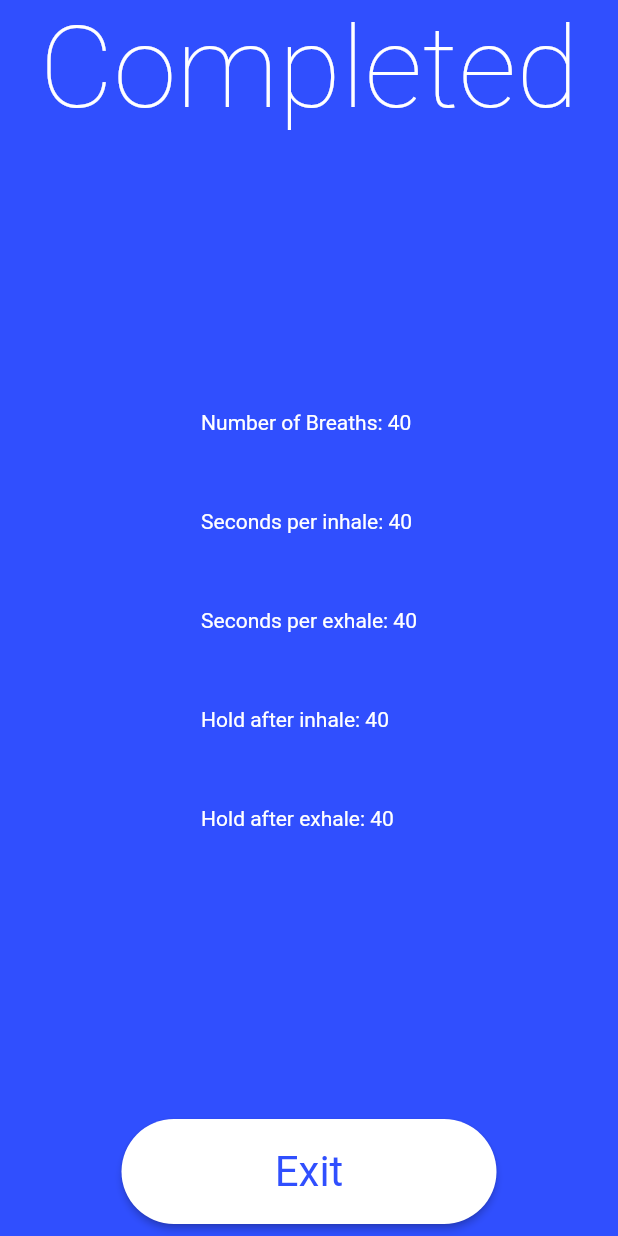
After one commit to Janzi14/breathing_trainer, a Flutter app: the CompletedRoute screen opened by its route, on a phone screen of 412 x 824 dp. The commit adds this screen. Run offline on Flutter 3.47's test engine with Material 2 defaults, Android fonts, the phone set to English and light mode, and no system bars.

Commit message:
implement completed route

```diff
--- a/lib/main.dart
+++ b/lib/main.dart
@@ -1,6 +1,6 @@
 import 'package:breathing_app/routes/breathing.dart';
+import 'package:breathing_app/routes/completed.dart';
 import 'package:breathing_app/routes/home.dart';
-import 'package:breathing_app/routes/stats.dart';
 import 'package:breathing_app/utils/theme.dart';
 import 'package:flutter/material.dart';
 
@@ -20,7 +20,7 @@ class MainApp extends StatelessWidget {
       routes: {
         '/': (context) => const HomeRoute(),
         '/breathing': (context) => const BreathingRoute(),
-        '/stats': (context) => const StatsRoute(),
+        '/completed': (context) => const CompletedRoute(),
       },
     );
   }
--- a/lib/routes/breathing.dart
+++ b/lib/routes/breathing.dart
@@ -35,7 +35,7 @@ class _BreathingRouteState extends State<BreathingRoute>
     );
     breathingData.isMounted = true;
     BreathingAnimation.runAnimation(
-        int.parse(breathingData.breathController.text));
+        int.parse(breathingData.breathController.text), context);
   }
 
   @override
@@ -82,7 +82,8 @@ class _BreathingRouteState extends State<BreathingRoute>
             Padding(
               padding: const EdgeInsets.all(8.0),
               child: ElevatedButton(
-                onPressed: () => Navigator.popAndPushNamed(context, '/'),
+                onPressed: () =>
+                    Navigator.popUntil(context, ModalRoute.withName('/')),
                 child: const Text('Exit'),
               ),
             ),
--- /dev/null
+++ b/lib/routes/completed.dart
@@ -0,0 +1,55 @@
+import 'package:breathing_app/data/breathing_data.dart';
+import 'package:flutter/material.dart';
+
+class CompletedRoute extends StatelessWidget {
+  const CompletedRoute({super.key});
+
+  @override
+  Widget build(BuildContext context) {
+    BreathingData breathingData = BreathingData();
+    return Scaffold(
+      body: SafeArea(
+        child: Column(
+          mainAxisAlignment: MainAxisAlignment.spaceBetween,
+          children: [
+            Center(
+              child: Text(
+                'Completed',
+                style: Theme.of(context).textTheme.titleSmall,
+              ),
+            ),
+            Wrap(
+              direction: Axis.vertical,
+              spacing: 50,
+              children: [
+                Text(
+                  'Number of Breaths: ${breathingData.breathController.text}',
+                ),
+                Text(
+                  'Seconds per inhale: ${breathingData.breathController.text}',
+                ),
+                Text(
+                  'Seconds per exhale: ${breathingData.breathController.text}',
+                ),
+                Text(
+                  'Hold after inhale: ${breathingData.breathController.text}',
+                ),
+                Text(
+                  'Hold after exhale: ${breathingData.breathController.text}',
+                ),
+              ],
+            ),
+            Padding(
+              padding: const EdgeInsets.all(8.0),
+              child: ElevatedButton(
+                onPressed: () =>
+                    Navigator.popUntil(context, ModalRoute.withName('/')),
+                child: const Text('Exit'),
+              ),
+            ),
+          ],
+        ),
+      ),
+    );
+  }
+}
--- a/lib/widgets/animation.dart
+++ b/lib/widgets/animation.dart
@@ -8,7 +8,7 @@ class BreathingAnimation {
   static late Animation<TextStyle> bigTextStyle; // Animated text style
 
   // Method to run the breathing animation
-  static void runAnimation(int times) {
+  static void runAnimation(int times, BuildContext context) {
     bigTextStyle = textController.drive(
       TextStyleTween(
         begin: smallTextStyle, // Starting text style
@@ -18,6 +18,7 @@ class BreathingAnimation {
     textController.reset(); // Reset the animation
     textController.forward(); // Start the animation
     textController.repeatEx(
-        times: times); // Repeat the animation based on the specified times
+        times: times,
+        context: context); // Repeat the animation based on the specified times
   }
 }
```
Also changed, not shown: lib/routes/stats.dart (deleted, +0 -17 lines), lib/utils/animation_controller_extension.dart (+7 -1 lines).
